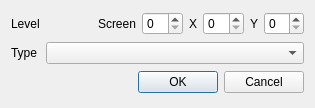
Before: the Qt Designer form src/exiteditwindow.ui in devinacker/kale, drawn with Qt 5.
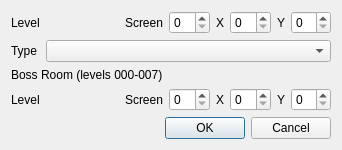
After: the same form once the commit is applied. Icons and pictures are not drawn.

Diff of the .ui file:
```diff
--- a/src/exiteditwindow.ui
+++ b/src/exiteditwindow.ui
@@ -6,8 +6,8 @@
    <rect>
     <x>0</x>
     <y>0</y>
-    <width>315</width>
-    <height>108</height>
+    <width>304</width>
+    <height>112</height>
    </rect>
   </property>
   <property name="sizePolicy">
@@ -24,6 +24,13 @@
     <normaloff>:/images/icons/kale-doors.png</normaloff>:/images/icons/kale-doors.png</iconset>
   </property>
   <layout class="QGridLayout" name="gridLayout">
+   <item row="0" column="4">
+    <widget class="QLabel" name="label_X">
+     <property name="text">
+      <string>X</string>
+     </property>
+    </widget>
+   </item>
    <item row="0" column="0">
     <widget class="QLabel" name="label_Level">
      <property name="text">
@@ -38,7 +45,7 @@
      </property>
     </widget>
    </item>
-   <item row="2" column="0" colspan="8">
+   <item row="4" column="0" colspan="8">
     <widget class="QDialogButtonBox" name="buttonBox">
      <property name="orientation">
       <enum>Qt::Horizontal</enum>
@@ -48,13 +55,6 @@
      </property>
     </widget>
    </item>
-   <item row="0" column="4">
-    <widget class="QLabel" name="label_X">
-     <property name="text">
-      <string>X</string>
-     </property>
-    </widget>
-   </item>
    <item row="0" column="7">
     <widget class="QSpinBox" name="spinBox_Y">
      <property name="maximum">
@@ -62,6 +62,19 @@
      </property>
     </widget>
    </item>
+   <item row="0" column="1">
+    <spacer name="horizontalSpacer">
+     <property name="orientation">
+      <enum>Qt::Horizontal</enum>
+     </property>
+     <property name="sizeHint" stdset="0">
+      <size>
+       <width>40</width>
+       <height>20</height>
+      </size>
+     </property>
+    </spacer>
+   </item>
    <item row="0" column="3">
     <widget class="QSpinBox" name="spinBox_Screen">
      <property name="maximum">
@@ -69,13 +82,6 @@
      </property>
     </widget>
    </item>
-   <item row="0" column="5">
-    <widget class="QSpinBox" name="spinBox_X">
-     <property name="maximum">
-      <number>15</number>
-     </property>
-    </widget>
-   </item>
    <item row="0" column="6">
     <widget class="QLabel" name="label_Y">
      <property name="text">
@@ -83,18 +89,15 @@
      </property>
     </widget>
    </item>
-   <item row="0" column="1">
-    <spacer name="horizontalSpacer">
-     <property name="orientation">
-      <enum>Qt::Horizontal</enum>
+   <item row="0" column="5">
+    <widget class="QSpinBox" name="spinBox_X">
+     <property name="maximum">
+      <number>15</number>
      </property>
-     <property name="sizeHint" stdset="0">
-      <size>
-       <width>40</width>
-       <height>20</height>
-      </size>
-     </property>
-    </spacer>
+    </widget>
+   </item>
+   <item row="1" column="1" colspan="7">
+    <widget class="QComboBox" name="comboBox_Type"/>
    </item>
    <item row="1" column="0">
     <widget class="QLabel" name="label_Type">
@@ -103,8 +106,74 @@
      </property>
     </widget>
    </item>
-   <item row="1" column="1" colspan="7">
-    <widget class="QComboBox" name="comboBox_Type"/>
+   <item row="2" column="0" colspan="3">
+    <widget class="QLabel" name="label_BossStuff">
+     <property name="text">
+      <string>Boss Room (levels 000-007)</string>
+     </property>
+    </widget>
+   </item>
+   <item row="3" column="4">
+    <widget class="QLabel" name="label_BossX">
+     <property name="text">
+      <string>X</string>
+     </property>
+    </widget>
+   </item>
+   <item row="3" column="0">
+    <widget class="QLabel" name="label_BossLevel">
+     <property name="text">
+      <string>Level</string>
+     </property>
+    </widget>
+   </item>
+   <item row="3" column="2">
+    <widget class="QLabel" name="label_BossScreen">
+     <property name="text">
+      <string>Screen</string>
+     </property>
+    </widget>
+   </item>
+   <item row="3" column="7">
+    <widget class="QSpinBox" name="spinBox_BossY">
+     <property name="maximum">
+      <number>11</number>
+     </property>
+    </widget>
+   </item>
+   <item row="3" column="1">
+    <spacer name="horizontalSpacer2">
+     <property name="orientation">
+      <enum>Qt::Horizontal</enum>
+     </property>
+     <property name="sizeHint" stdset="0">
+      <size>
+       <width>40</width>
+       <height>20</height>
+      </size>
+     </property>
+    </spacer>
+   </item>
+   <item row="3" column="3">
+    <widget class="QSpinBox" name="spinBox_BossScreen">
+     <property name="maximum">
+      <number>15</number>
+     </property>
+    </widget>
+   </item>
+   <item row="3" column="6">
+    <widget class="QLabel" name="label_BossY">
+     <property name="text">
+      <string>Y</string>
+     </property>
+    </widget>
+   </item>
+   <item row="3" column="5">
+    <widget class="QSpinBox" name="spinBox_BossX">
+     <property name="maximum">
+      <number>15</number>
+     </property>
+    </widget>
    </item>
   </layout>
  </widget>
```
